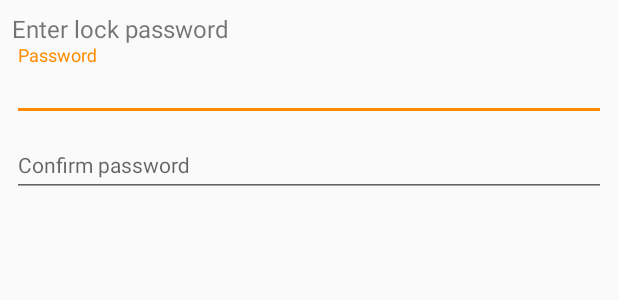
After one commit to ginsan95/account_saver_android, an Android app: the layout dialog_lock.xml on its own in the app's theme, with its tools: preview values and no code run, on a phone screen of 412 x 824 dp. The commit adds this screen. Shown: the top 300 px of the screen. Run offline under Robolectric (Android 15) with nearby library versions, the phone set to English and light mode, and no system bars.

Commit message:
Added lock dialog

```diff
--- a/app/src/main/res/layout/cell_account.xml
+++ b/app/src/main/res/layout/cell_account.xml
@@ -3,6 +3,7 @@
     xmlns:app="http://schemas.android.com/apk/res-auto">
 
     <data>
+        <import type="android.view.View"/>
         <variable
             name="account"
             type="com.p4.accountsaver.model.Account" />
@@ -63,7 +64,8 @@
             android:layout_width="wrap_content"
             android:layout_height="wrap_content"
             android:layout_marginEnd="8dp"
-            android:src="@{account.locked ? @drawable/ic_lock_close :@drawable/ic_lock_open}"
+            app:srcCompat="@drawable/ic_lock_close"
+            android:visibility="@{account.locked ? View.VISIBLE : View.GONE}"
             app:layout_constraintEnd_toEndOf="parent"
             app:layout_constraintTop_toTopOf="parent"
             app:layout_constraintBottom_toBottomOf="parent" />
--- /dev/null
+++ b/app/src/main/res/layout/dialog_lock.xml
@@ -0,0 +1,42 @@
+<?xml version="1.0" encoding="utf-8"?>
+<layout xmlns:android="http://schemas.android.com/apk/res/android">
+    <LinearLayout
+        android:layout_width="match_parent"
+        android:layout_height="wrap_content"
+        android:orientation="vertical"
+        android:padding="8dp">
+
+        <TextView
+            android:layout_width="match_parent"
+            android:layout_height="wrap_content"
+            android:textSize="16sp"
+            android:text="@string/dialog_lock_message"/>
+
+        <android.support.design.widget.TextInputLayout
+            android:layout_width="match_parent"
+            android:layout_height="wrap_content">
+
+            <android.support.design.widget.TextInputEditText
+                android:id="@+id/password_edit_text"
+                android:layout_width="match_parent"
+                android:layout_height="wrap_content"
+                android:textSize="14sp"
+                android:hint="@string/password_hint"/>
+
+        </android.support.design.widget.TextInputLayout>
+
+        <android.support.design.widget.TextInputLayout
+            android:layout_width="match_parent"
+            android:layout_height="wrap_content">
+
+            <android.support.design.widget.TextInputEditText
+                android:id="@+id/confirm_password_edit_text"
+                android:layout_width="match_parent"
+                android:layout_height="wrap_content"
+                android:textSize="14sp"
+                android:hint="@string/confirm_password_hint"/>
+
+        </android.support.design.widget.TextInputLayout>
+
+    </LinearLayout>
+</layout>
--- a/app/src/main/res/layout/fragment_account_detail.xml
+++ b/app/src/main/res/layout/fragment_account_detail.xml
@@ -49,6 +49,10 @@
                     android:layout_width="wrap_content"
                     android:layout_height="wrap_content"
                     android:src="@{viewmodel.account.locked ? @drawable/ic_lock_close :@drawable/ic_lock_open}"
+                    android:clickable="true"
+                    android:focusable="true"
+                    android:onClick="@{() -> viewmodel.showLockDialog()}"
+                    android:visibility="@{viewmodel.isEditMode || viewmodel.account.locked ? View.VISIBLE : View.GONE}"
                     app:layout_constraintRight_toRightOf="parent"
                     app:layout_constraintTop_toTopOf="parent"/>
 
--- a/app/src/main/res/values/strings.xml
+++ b/app/src/main/res/values/strings.xml
@@ -14,6 +14,9 @@
     <string name="username_empty_error">Username cannot be empty</string>
     <string name="password_empty_error">Password cannot be empty</string>
     <string name="logging_in">Logging In</string>
+
+    <!--Register-->
+    <string name="confirm_password_hint">Confirm password</string>
 
     <!--Account-->
     <string name="search">Search</string>
@@ -36,6 +39,14 @@
     <string name="game_name_empty_error">Game name cannot be empty</string>
     <string name="loading">Loading</string>
 
+    <!--Lock Dialog-->
+    <string name="dialog_lock_add_title">Add Lock</string>
+    <string name="dialog_lock_unloack_title">Unlock</string>
+    <string name="dialog_lock_message">Enter lock password</string>
+    <string name="password_diff_message">Password and confirm password are not the same</string>
+    <string name="incorrect_lock_password">Wrong lock password</string>
+
     <!--Dialog-->
     <string name="dialog_ok">OK</string>
+    <string name="dialog_cancel">Cancel</string>
 </resources>
```
Also changed, not shown: app/src/main/java/com/p4/accountsaver/ui/account/AccountDetailFragment.java (+20 -1 lines), app/src/main/java/com/p4/accountsaver/ui/account/AccountDetailViewModel.java (+23 -0 lines), app/src/main/java/com/p4/accountsaver/ui/account/AccountFragment.java (+23 -2 lines), app/src/main/java/com/p4/accountsaver/ui/account/AccountViewModel.java (+17 -3 lines), app/src/main/java/com/p4/accountsaver/ui/account/dialog/LockDialog.java (added, +81 -0 lines).
